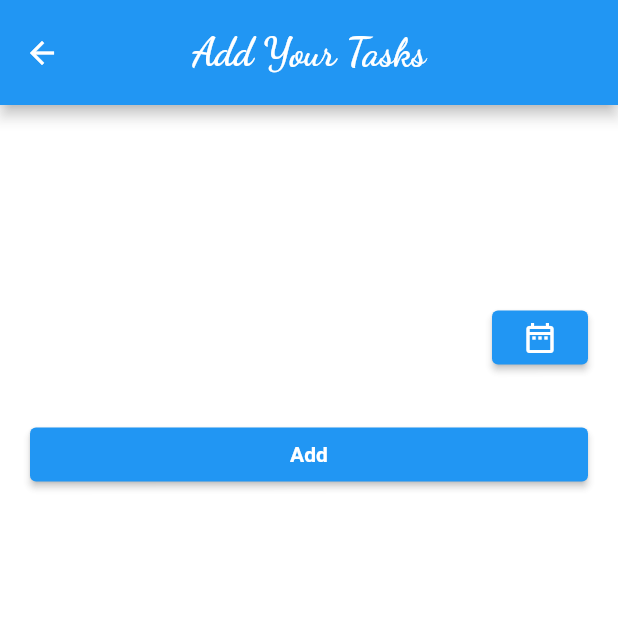
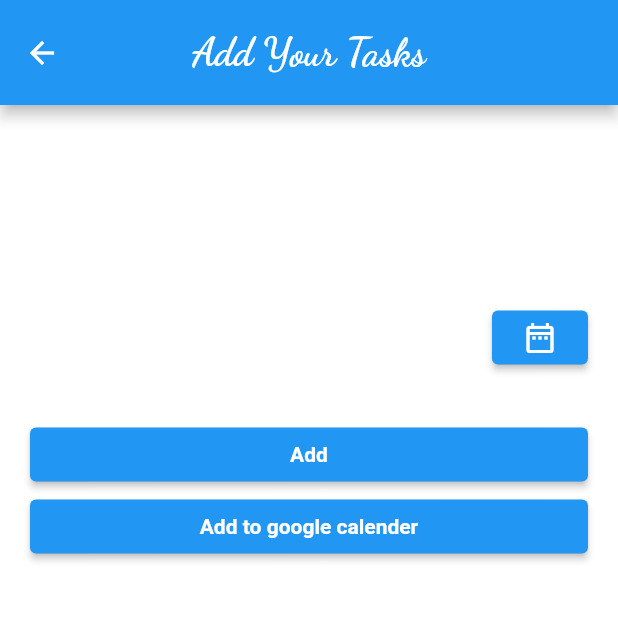
Before and after one commit to thashibtk/todo_app_atfg, a Flutter app: the AddTodo screen opened directly, on a phone screen of 412 x 824 dp, the top half of it. Run offline on Flutter 3.47's test engine with Material 2 defaults, Android fonts, the phone set to English and light mode, and no system bars; our stand-ins replace google_fonts, hive, hive_flutter; accounts and stored records are empty; generated files the repository leaves out were written again; network calls fail.

```diff
--- a/lib/views/add_todo.dart
+++ b/lib/views/add_todo.dart
@@ -109,7 +109,16 @@ class _AddTodoState extends State<AddTodo> {
                 style:
                     TextStyle(color: Colors.white, fontWeight: FontWeight.bold),
               ),
-            )
+            ),
+            ElevatedButton(
+              style: ElevatedButton.styleFrom(primary: Colors.blue),
+              onPressed: submitData,
+              child: Text(
+                'Add to google calender',
+                style:
+                    TextStyle(color: Colors.white, fontWeight: FontWeight.bold),
+              ),
+            ),
           ],
         ),
       ),
```
Also changed, not shown: lib/views/todo_view.dart (+7 -1 lines).
